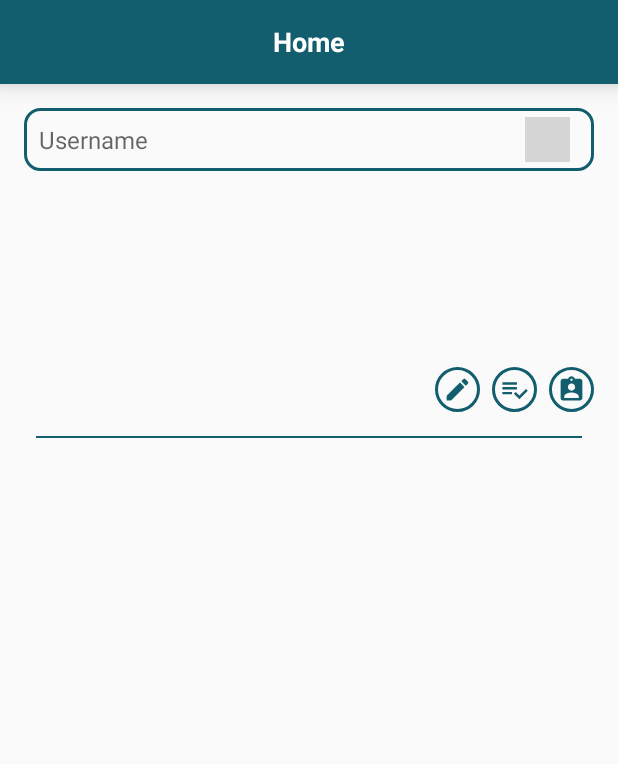
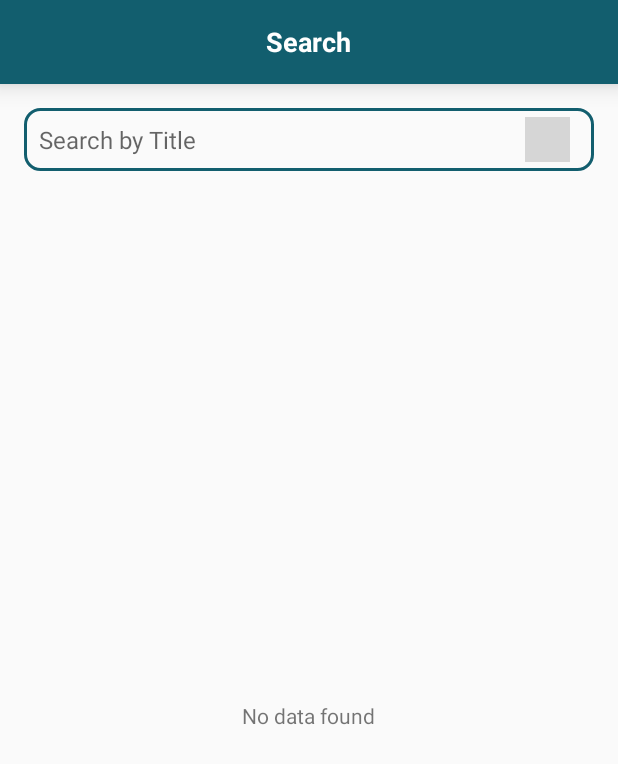
Before and after one commit to hp-harsh/ProjectBrainAndroid, an Android app: the fragment SearchFragment shown on its own in the app's theme, after a tap on an icon or button, on a phone screen of 412 x 824 dp. Shown: the top 764 px of the screen. Run offline under Robolectric (Android 15) with nearby library versions, the phone set to English and light mode, and no system bars; our stand-ins replace Dagger/Hilt's generated code, RxJava, Timber; libraries missing offline, so code that uses them is left out: com.github.johnpersano.supertoasts; network calls fail; grey boxes are pictures that could not be loaded.

Commit message:
Search idea implementation, Phase 2 Completed

```diff
--- a/app/src/main/java/hp/harsh/projectbrain/activities/HomeActivity.java
+++ b/app/src/main/java/hp/harsh/projectbrain/activities/HomeActivity.java
@@ -22,6 +22,7 @@ import hp.harsh.projectbrain.fragments.CiteIdeaFragment;
 import hp.harsh.projectbrain.fragments.IdeasFragment;
 import hp.harsh.projectbrain.fragments.NewIdeaFragment;
 import hp.harsh.projectbrain.fragments.ProfileFragment;
+import hp.harsh.projectbrain.fragments.SearchFragment;
 import hp.harsh.projectbrain.modules.HomeActivityModule;
 import hp.harsh.projectbrain.util.CommonUtil;
 import hp.harsh.projectbrain.util.RxUtil;
@@ -111,6 +112,7 @@ public class HomeActivity extends AppCompatActivity implements View.OnClickListe
                 replaceFragment(NewIdeaFragment.getInstance());
                 break;
             case R.id.imgSearch:
+                replaceFragment(SearchFragment.getInstance());
                 break;
             case R.id.imgProfile:
                 replaceFragment(ProfileFragment.getInstance());
--- a/app/src/main/java/hp/harsh/projectbrain/fragments/SearchFragment.java
+++ b/app/src/main/java/hp/harsh/projectbrain/fragments/SearchFragment.java
@@ -14,10 +14,13 @@ import android.widget.TextView;
 
 import androidx.annotation.NonNull;
 import androidx.annotation.Nullable;
+import androidx.recyclerview.widget.LinearLayoutManager;
+import androidx.recyclerview.widget.RecyclerView;
 
 import java.util.ArrayList;
 
 import hp.harsh.projectbrain.R;
+import hp.harsh.projectbrain.adapters.HomeIdeasAdapter;
 import hp.harsh.projectbrain.models.BrainIdeaModel;
 import hp.harsh.projectbrain.networks.NetworkCallback;
 import hp.harsh.projectbrain.networks.NetworkError;
@@ -28,20 +31,15 @@ public class SearchFragment extends BaseFragment implements NetworkCallback, Vie
 
     private TextView mTxtTitle;
     private TextView txtNoData;
-    private TextView txtIdeaTitle;
-    private TextView txtContext;
-    private TextView txtContent;
-    private TextView txtPostedBy;
-
-    private LinearLayout lnrData;
 
     private EditText edtSearch;
+
+    private RecyclerView recyclerView;
+
+    private HomeIdeasAdapter ideasAdapter;
     private ArrayList<BrainIdeaModel.Datum> arrayBrainIdeas = new ArrayList<>();
 
     private ImageView imgSearch;
-    private ImageView imgCite;
-    private ImageView imgTodo;
-    private ImageView imgFollow;
 
     private boolean isFirstTime = true;
 
@@ -66,41 +64,47 @@ public class SearchFragment extends BaseFragment implements NetworkCallback, Vie
     private void init(View view) {
         mTxtTitle = view.findViewById(R.id.txtTitle);
         txtNoData = view.findViewById(R.id.txtNoData);
-        txtIdeaTitle = view.findViewById(R.id.txtIdeaTitle);
-        txtContext = view.findViewById(R.id.txtContext);
-        txtContent = view.findViewById(R.id.txtContent);
-        txtPostedBy = view.findViewById(R.id.txtPostedBy);
 
         edtSearch = view.findViewById(R.id.edtSearch);
 
         imgSearch = view.findViewById(R.id.imgSearch);
-        imgCite = view.findViewById(R.id.imgCite);
-        imgTodo = view.findViewById(R.id.imgTodo);
-        imgFollow = view.findViewById(R.id.imgFollow);
 
-        mTxtTitle.setText(mResourceUtil.getString(R.string.home));
+        recyclerView = view.findViewById(R.id.recyclerView);
+
+        mTxtTitle.setText(mResourceUtil.getString(R.string.search));
 
         edtSearch.addTextChangedListener(this);
         imgSearch.setOnClickListener(this);
+
+        // Default No data
+        recyclerView.setVisibility(View.GONE);
+        txtNoData.setVisibility(View.VISIBLE);
+
+        initList();
     }
 
-    private void callBrainIdeaByUsernameApi(String username) {
+    private void initList() {
+        ideasAdapter = new HomeIdeasAdapter(getActivity(), arrayBrainIdeas, mSharedPrefsHelper.getUsername(),
+                mCommonUtil, mNetworkService);
+
+        recyclerView.setLayoutManager(new LinearLayoutManager(getActivity()));
+        recyclerView.setAdapter(ideasAdapter);
+    }
+
+    private void callBrainIdeaByUsernameApi(String title) {
         Log.i(TAG, "callLoginApi");
         if (!mCommonUtil.isInternetAvailable(getActivity())) {
             return;
         }
 
-        if (mCommonUtil.isNullString("" + username.trim())) {
-            ToastUtil.show(getActivity(), "" + mResourceUtil.getString(R.string.toast_username_empty));
-            return;
-        } else if (username.equals("" + mSharedPrefsHelper.getUsername().trim())) {
-            ToastUtil.show(getActivity(), getString(R.string.other_username_empty));
+        if (mCommonUtil.isNullString("" + title.trim())) {
+            ToastUtil.show(getActivity(), "" + mResourceUtil.getString(R.string.toast_title_required));
             return;
         }
 
         // Now call web service using retrofit
-        mNetworkService.doBrainIdea(getActivity(),
-                username,
+        mNetworkService.doIdeaByTitle(getActivity(),
+                title,
                 false,
                 this);
     }
@@ -119,11 +123,15 @@ public class SearchFragment extends BaseFragment implements NetworkCallback, Vie
 
             if (arrayBrainIdeas.size() == 0) {
                 txtNoData.setVisibility(View.VISIBLE);
-                lnrData.setVisibility(View.GONE);
+                recyclerView.setVisibility(View.GONE);
             } else {
                 txtNoData.setVisibility(View.GONE);
-                lnrData.setVisibility(View.VISIBLE);
+                recyclerView.setVisibility(View.VISIBLE);
             }
+
+            initList();
+
+            ideasAdapter.notifyDataSetChanged();
 
         } else {
             ToastUtil.show(getActivity(), mResourceUtil.getString(R.string.toast_something_wrong));
@@ -158,7 +166,7 @@ public class SearchFragment extends BaseFragment implements NetworkCallback, Vie
     public void afterTextChanged(Editable s) {
         if (!isFirstTime && s.toString().trim().length() == 0) {
             txtNoData.setVisibility(View.VISIBLE);
-            lnrData.setVisibility(View.GONE);
+            recyclerView.setVisibility(View.GONE);
         }
 
         isFirstTime = false;
--- a/app/src/main/java/hp/harsh/projectbrain/networks/ApiService.java
+++ b/app/src/main/java/hp/harsh/projectbrain/networks/ApiService.java
@@ -58,4 +58,7 @@ public interface ApiService {
     @GET("" + Constants.BRAIN_SINGLE_IDEA)
     Observable<NewIdeaModel> getIdea(@Query("id") String id);
 
+    @GET("" + Constants.BRAIN_SEARCH_IDEA_TITLE)
+    Observable<BrainIdeaModel> getIdeasByTitle(@Path("title") String title);
+
 }
--- a/app/src/main/java/hp/harsh/projectbrain/util/Constants.java
+++ b/app/src/main/java/hp/harsh/projectbrain/util/Constants.java
@@ -6,6 +6,7 @@ public class Constants {
     public static final String BRAIN_REGISTRATION = "brain/register";
     public static final String BRAIN_UPDATE = "brain/update";
     public static final String BRAIN_NEW_IDEA = "assign/new_idea";
+    public static final String BRAIN_SEARCH_IDEA_TITLE = "idea/{title}/ideas";
     public static final String BRAIN_BRAIN_IDEA = "brain/{username}/ideas";
     public static final String BRAIN_BRAIN_TODO = "brain/{username}/todos";
     public static final String BRAIN_IDEA = "ideas";
--- a/app/src/main/res/layout/fragment_search.xml
+++ b/app/src/main/res/layout/fragment_search.xml
@@ -17,7 +17,7 @@
             style="@style/UiEditText"
             android:layout_marginTop="16dp"
             android:layout_marginBottom="16dp"
-            android:hint="Username"
+            android:hint="@string/search_by_title"
             android:inputType="textPersonName"
             android:paddingLeft="46dp"
             android:paddingRight="46dp" />
@@ -39,13 +39,10 @@
         android:layout_width="match_parent"
         android:layout_height="match_parent">
 
-        <LinearLayout
-            android:id="@+id/lnrData"
+        <androidx.recyclerview.widget.RecyclerView
+            android:id="@+id/recyclerView"
             android:layout_width="match_parent"
-            android:layout_height="wrap_content">
-
-            <include layout="@layout/view_idea" />
-        </LinearLayout>
+            android:layout_height="match_parent" />
 
         <androidx.appcompat.widget.AppCompatTextView
             android:id="@+id/txtNoData"
--- a/app/src/main/res/values/strings.xml
+++ b/app/src/main/res/values/strings.xml
@@ -40,4 +40,7 @@
     <string name="other_username_empty">Enter other username</string>
     <string name="idea">Idea</string>
     <string name="cite_idea">Cite Idea</string>
+    <string name="search_by_title">Search by Title</string>
+    <string name="search">Search</string>
+    <string name="toast_title_required">Title is required</string>
 </resources>
```
Also changed, not shown: app/src/main/java/hp/harsh/projectbrain/networks/NetworkService.java (+19 -0 lines).
